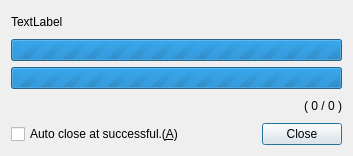
haraki/farman, file workingdialog.ui: the form before one commit.
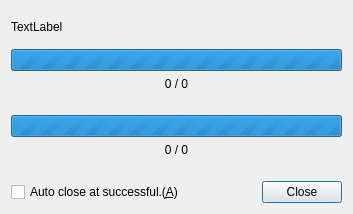
The form after the commit.

Commit message: add a label to the bottom of the ProgressBar in WorkingDialog. (because it's macOS Text of ProgressBar it does not appear.)

```diff
--- a/workingdialog.ui
+++ b/workingdialog.ui
@@ -10,7 +10,7 @@
     <x>0</x>
     <y>0</y>
     <width>353</width>
-    <height>156</height>
+    <height>214</height>
    </rect>
   </property>
   <property name="windowTitle">
@@ -37,6 +37,16 @@
      </property>
     </widget>
    </item>
+   <item>
+    <widget class="QLabel" name="subProgressLabel">
+     <property name="text">
+      <string>0 / 0</string>
+     </property>
+     <property name="alignment">
+      <set>Qt::AlignHCenter|Qt::AlignTop</set>
+     </property>
+    </widget>
+   </item>
    <item>
     <widget class="QProgressBar" name="mainProgressBar">
      <property name="maximum">
@@ -53,10 +63,10 @@
    <item>
     <widget class="QLabel" name="mainProgressLabel">
      <property name="text">
-      <string>( 0 / 0 )</string>
+      <string>0 / 0</string>
      </property>
      <property name="alignment">
-      <set>Qt::AlignRight|Qt::AlignTrailing|Qt::AlignVCenter</set>
+      <set>Qt::AlignHCenter|Qt::AlignTop</set>
      </property>
     </widget>
    </item>
```
The commit also changes 1 other file.
